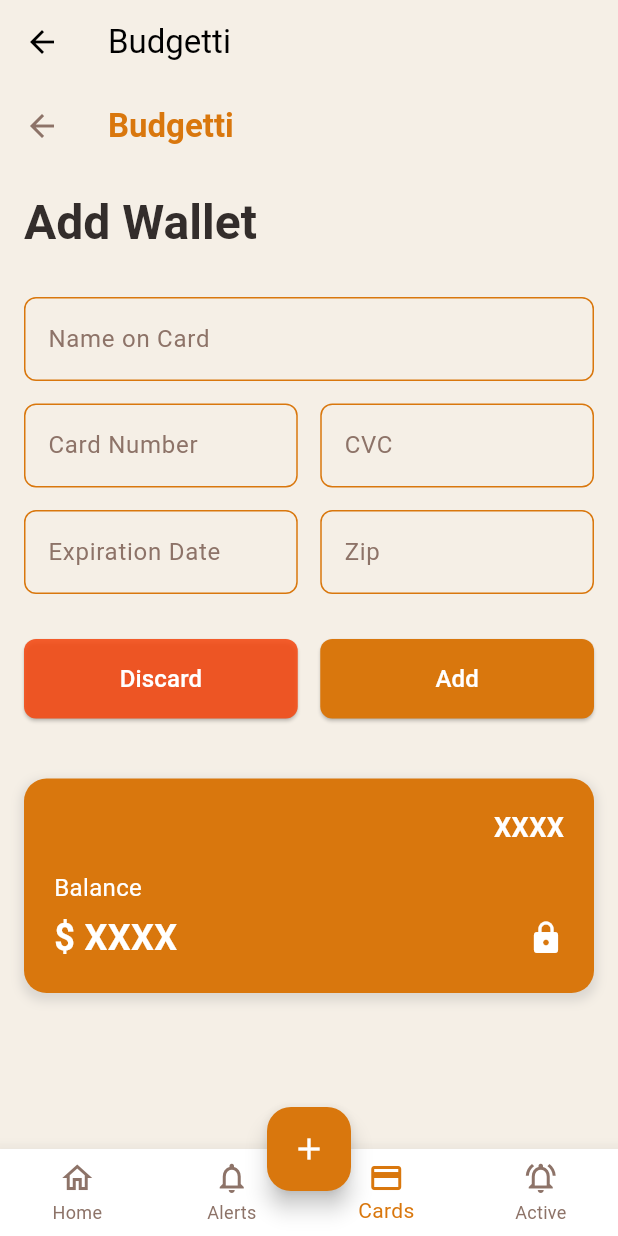
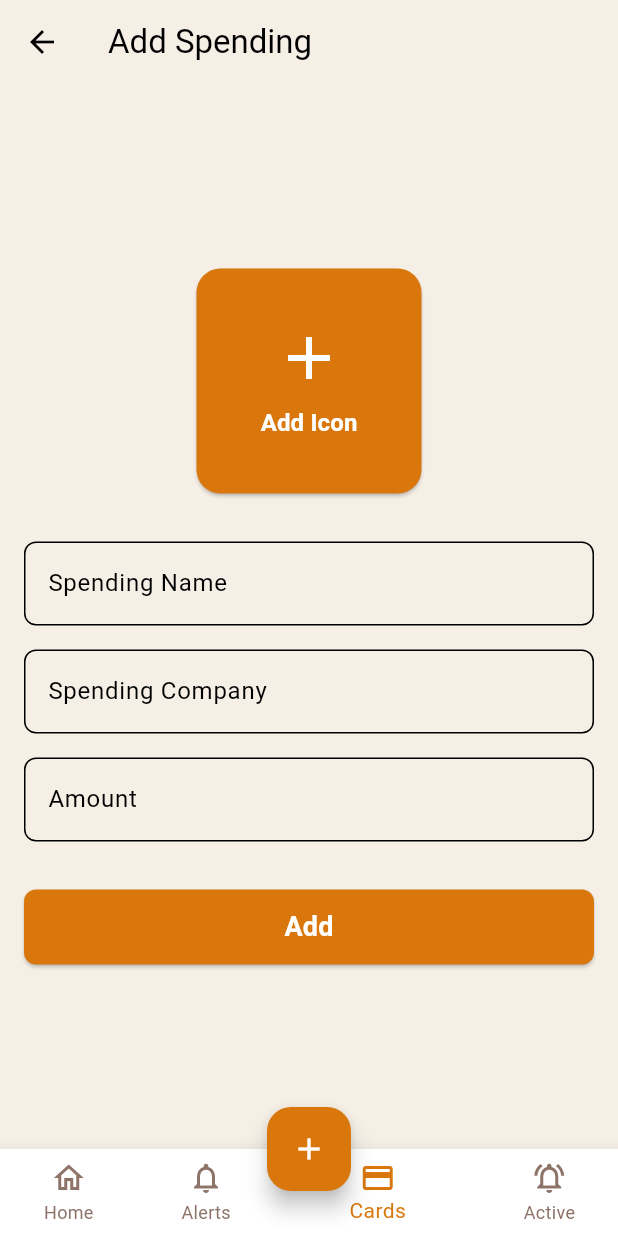
Before and after one commit to Reynem/Budgetti, a Flutter app: the BottomNavigationExample screen opened by its route, item 3 of the bottom bar chosen, after a tap on the "add" icon, on a phone screen of 412 x 824 dp. Run offline on Flutter 3.47's test engine with Material 3 defaults, Android fonts, the phone set to English and light mode, and no system bars.

Commit message:
Introduce "Add Spending" page
This commit introduces a new "Add Spending" page to the application.
The page includes an "Add Icon" button and form fields for spending name, spending company, and amount.
It also features an "Add" button and a bottom navigation bar.

The "Add Spending" page is now accessible via a new route "/add-spending".
The floating action button on the bottom navigation bar now navigates to the "Add Spending" page.

Additionally, the app bar has been removed from the "Add Wallet" page.

```diff
--- /dev/null
+++ b/lib/add_spending_page.dart
@@ -0,0 +1,162 @@
+import 'package:flutter/material.dart';
+
+class AddSpendingPage extends StatelessWidget {
+  const AddSpendingPage({super.key});
+
+  @override
+  Widget build(BuildContext context) {
+    return Scaffold(
+      appBar: AppBar(
+        title: Text('Add Spending'),
+        backgroundColor: Theme.of(context).scaffoldBackgroundColor,
+        elevation: 0,
+        leading: IconButton(
+          icon: Icon(Icons.arrow_back), // Changed from menu to back arrow
+          onPressed: () {
+            Navigator.pop(context); // Navigate back to the previous screen
+          },
+        ),
+        // Removed the profile icon
+      ),
+      body: Padding(
+        padding: const EdgeInsets.all(16.0),
+        child: Column(
+          mainAxisAlignment: MainAxisAlignment.center,
+          children: [
+            // Add Icon Button
+            ElevatedButton(
+              onPressed: () {
+                // Handle icon addition
+              },
+              style: ElevatedButton.styleFrom(
+                backgroundColor: Theme.of(context).primaryColor,
+                minimumSize: Size(150, 150),
+                shape: RoundedRectangleBorder(
+                  borderRadius: BorderRadius.circular(16),
+                ),
+              ),
+              child: Column(
+                mainAxisAlignment: MainAxisAlignment.center,
+                children: [
+                  Icon(Icons.add, size: 48, color: Colors.white),
+                  SizedBox(height: 8),
+                  Text(
+                    'Add Icon',
+                    style: TextStyle(
+                      color: Colors.white,
+                      fontSize: 16,
+                      fontWeight: FontWeight.bold,
+                    ),
+                  ),
+                ],
+              ),
+            ),
+            SizedBox(height: 32),
+
+            // Input Fields
+            TextField(
+              decoration: InputDecoration(
+                labelText: 'Spending Name',
+                border: OutlineInputBorder(
+                  borderRadius: BorderRadius.circular(8),
+                  borderSide: BorderSide(color: Theme.of(context).primaryColor),
+                ),
+              ),
+            ),
+            SizedBox(height: 16),
+
+            TextField(
+              decoration: InputDecoration(
+                labelText: 'Spending Company',
+                border: OutlineInputBorder(
+                  borderRadius: BorderRadius.circular(8),
+                  borderSide: BorderSide(color: Theme.of(context).primaryColor),
+                ),
+              ),
+            ),
+            SizedBox(height: 16),
+
+            TextField(
+              decoration: InputDecoration(
+                labelText: 'Amount',
+                border: OutlineInputBorder(
+                  borderRadius: BorderRadius.circular(8),
+                  borderSide: BorderSide(color: Theme.of(context).primaryColor),
+                ),
+              ),
+              keyboardType: TextInputType.number,
+            ),
+            SizedBox(height: 32),
+
+            // Add Button
+            ElevatedButton(
+              onPressed: () {
+                // Handle adding spending
+              },
+              style: ElevatedButton.styleFrom(
+                backgroundColor: Theme.of(context).primaryColor,
+                minimumSize: Size(double.infinity, 50),
+                shape: RoundedRectangleBorder(
+                  borderRadius: BorderRadius.circular(8),
+                ),
+              ),
+              child: Text(
+                'Add',
+                style: TextStyle(
+                  color: Colors.white,
+                  fontSize: 18,
+                  fontWeight: FontWeight.bold,
+                ),
+              ),
+            ),
+          ],
+        ),
+      ),
+      floatingActionButton: FloatingActionButton(
+        onPressed: () {
+          // Central button action
+        },
+        backgroundColor: Theme.of(context).primaryColor,
+        child: Icon(
+          Icons.add,
+          color: Colors.white,
+        ),
+      ),
+      floatingActionButtonLocation: FloatingActionButtonLocation.centerDocked,
+      bottomNavigationBar: BottomNavigationBar(
+        items: const <BottomNavigationBarItem>[
+          BottomNavigationBarItem(
+            icon: Icon(Icons.home_outlined),
+            activeIcon: Icon(Icons.home),
+            label: 'Home',
+          ),
+          BottomNavigationBarItem(
+            icon: Icon(Icons.notifications_none),
+            activeIcon: Icon(Icons.notifications),
+            label: 'Alerts',
+          ),
+          BottomNavigationBarItem(
+            icon: Icon(Icons.credit_card_outlined),
+            activeIcon: Icon(Icons.credit_card),
+            label: 'Cards',
+          ),
+          BottomNavigationBarItem(
+            icon: Icon(Icons.notifications_active_outlined),
+            activeIcon: Icon(Icons.notifications_active),
+            label: 'Active',
+          ),
+        ],
+        currentIndex: 2, // Set the current index to 'Cards'
+        selectedItemColor: Theme.of(context).primaryColor,
+        unselectedItemColor: Theme.of(context).colorScheme.secondary,
+        backgroundColor: Colors.white,
+        elevation: 10,
+        onTap: (index) {
+          // Handle navigation
+        },
+        showSelectedLabels: true,
+        showUnselectedLabels: true,
+      ),
+    );
+  }
+}
--- a/lib/add_wallet_page.dart
+++ b/lib/add_wallet_page.dart
@@ -14,23 +14,6 @@
 
     return Scaffold(
       backgroundColor: theme.scaffoldBackgroundColor,
-      appBar: AppBar(
-        title: Text(
-          'Budgetti',
-          style: TextStyle(
-            color: theme.primaryColor,
-            fontWeight: FontWeight.bold,
-          ),
-        ),
-        backgroundColor: theme.scaffoldBackgroundColor,
-        elevation: 0,
-        leading: IconButton(
-          icon: Icon(Icons.arrow_back, color: colorScheme.secondary),
-          onPressed: () {
-            Navigator.pop(context);
-          },
-        ),
-      ),
       body: Padding(
         padding: EdgeInsets.all(16.0),
         child: Column(
--- a/lib/bottom_navigation.dart
+++ b/lib/bottom_navigation.dart
@@ -1,4 +1,3 @@
-import 'package:flutter/foundation.dart';
 import 'package:flutter/material.dart';
 import 'package:portfolio_showcase/add_wallet_page.dart';
 
@@ -28,10 +27,14 @@
   @override
   Widget build(BuildContext context) {
     return Scaffold(
-      backgroundColor: Theme.of(context).scaffoldBackgroundColor,
+      backgroundColor: Theme
+          .of(context)
+          .scaffoldBackgroundColor,
       appBar: AppBar(
         title: Text('Budgetti'),
-        backgroundColor: Theme.of(context).scaffoldBackgroundColor,
+        backgroundColor: Theme
+            .of(context)
+            .scaffoldBackgroundColor,
         elevation: 0,
       ),
       body: Center(
@@ -62,8 +65,13 @@
           ),
         ],
         currentIndex: _selectedIndex,
-        selectedItemColor: Theme.of(context).primaryColor,
-        unselectedItemColor: Theme.of(context).colorScheme.secondary,
+        selectedItemColor: Theme
+            .of(context)
+            .primaryColor,
+        unselectedItemColor: Theme
+            .of(context)
+            .colorScheme
+            .secondary,
         backgroundColor: Colors.white,
         elevation: 10,
         onTap: _onItemTapped,
@@ -71,12 +79,10 @@
         showUnselectedLabels: true,
       ),
       floatingActionButton: FloatingActionButton(
-        onPressed: () {
-          if (kDebugMode) {
-            print('Central button pressed');
-          }
-        },
-        backgroundColor: Theme.of(context).primaryColor,
+        onPressed: () => Navigator.pushNamed(context, '/add-spending'),
+        backgroundColor: Theme
+            .of(context)
+            .primaryColor,
         child: Icon(
           Icons.add,
           color: Colors.white,
--- a/lib/main.dart
+++ b/lib/main.dart
@@ -1,4 +1,5 @@
 import 'package:flutter/material.dart';
+import 'package:portfolio_showcase/add_spending_page.dart'; // Import the new page
 import 'package:portfolio_showcase/bottom_navigation.dart';
 import 'package:portfolio_showcase/greeting_page.dart';
 
@@ -32,7 +33,8 @@
       initialRoute: "/",
       routes: {
         "/": (context) => GreetingPage(),
-        '/nav': (context) => BottomNavigationExample()
+        '/nav': (context) => BottomNavigationExample(),
+        '/add-spending': (context) => AddSpendingPage(),
       },
     );
   }
```
